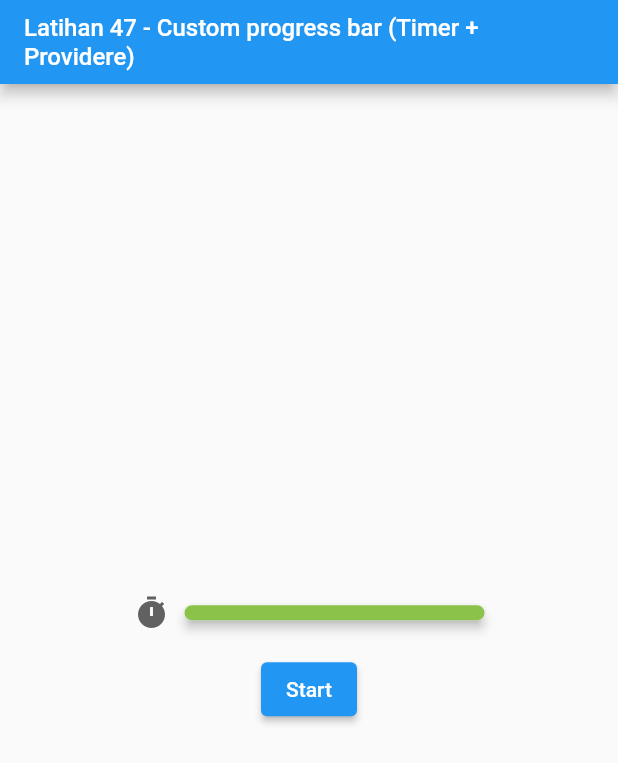
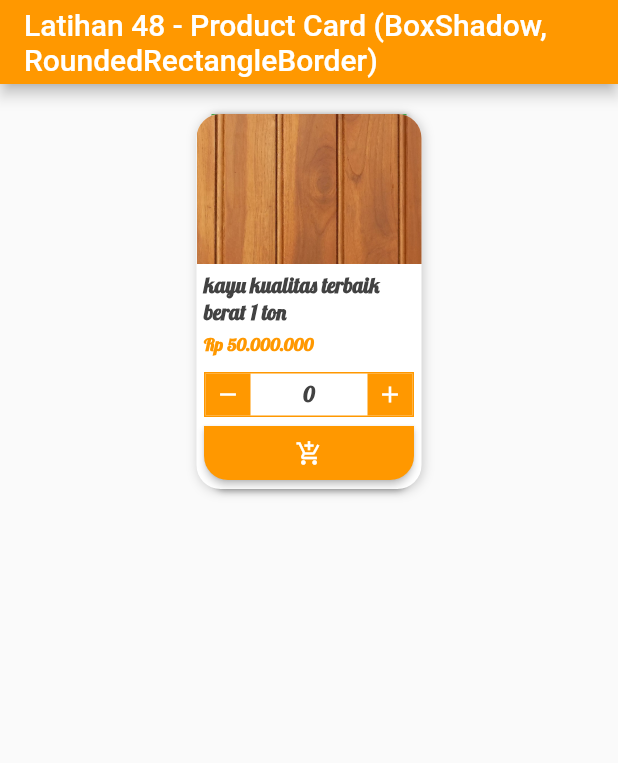
Before and after one commit to dodichakill/latihan_flutter_ku, a Flutter app: the screen it shows after launch, on a phone screen of 412 x 824 dp. Shown: the top 763 px of the screen. Run offline on Flutter 3.47's test engine with Material 2 defaults, Android fonts, the phone set to English and light mode, and no system bars.

Commit message:
Latihan 48 - Product Card (BoxShadow, RoundedRectangleBorder)

```diff
--- a/lib/main.dart
+++ b/lib/main.dart
@@ -1,8 +1,8 @@
-// Latihan 47 - Custom progress bar (Timer + Provider)
+// Latihan 48 - Product Card (BoxShadow, RoundedRectangleBorder)
 
-import 'dart:async';
+import 'package:flutter/material.dart';
 import 'package:provider/provider.dart';
-import 'package:flutter/material.dart';
+import 'package:latihan_flutter_ku/product_card.dart';
 
 void main() => runApp(MyApp());
 
@@ -10,47 +10,38 @@ class MyApp extends StatelessWidget {
   @override
   Widget build(BuildContext context) {
     return MaterialApp(
+      debugShowCheckedModeBanner: false,
       home: Scaffold(
         appBar: AppBar(
           title: Text(
-            'Latihan 47 - Custom progress bar (Timer + Providere)',
+            'Latihan 48 - Product Card (BoxShadow, RoundedRectangleBorder)',
             maxLines: 3,
-            style: TextStyle(
-              fontSize: 16,
-            ),
           ),
+          backgroundColor: firstColor,
         ),
-        body: Center(
-          child: ChangeNotifierProvider<TimeState>(
-            builder: (context) => TimeState(),
-            child: Column(
-              crossAxisAlignment: CrossAxisAlignment.center,
-              mainAxisAlignment: MainAxisAlignment.center,
-              children: [
-                Consumer<TimeState>(
-                  builder: (context, timeState, _) => CustomProgressBar(
-                    width: 200,
-                    value: timeState.time,
-                    // totalValue: 100,
-                    totalValue: 15, //karena mengikuti timenya
-                  ),
+        body: ChangeNotifierProvider<ProductState>(
+          builder: (context) => ProductState(),
+          child: Container(
+            margin: EdgeInsets.all(20),
+            child: Align(
+              alignment: Alignment.topCenter,
+              child: Consumer<ProductState>(
+                builder: (context, productState, _) => ProductCard(
+                  imgUrl: 'images/texture-kayu.jpg',
+                  name: 'kayu kualitas terbaik berat 1 ton',
+                  price: 'Rp 50.000.000',
+                  quantity: productState.quantity,
+                  notification:
+                      (productState.quantity > 5) ? 'Diskon 40%' : null,
+                  onAddCartTap: () {},
+                  onDecTap: () {
+                    productState.quantity--;
+                  },
+                  onIncTap: () {
+                    productState.quantity++;
+                  },
                 ),
-                SizedBox(
-                  height: 15,
-                ),
-                Consumer<TimeState>(
-                    builder: (context, timeState, _) => ElevatedButton(
-                        onPressed: () {
-                          Timer.periodic(Duration(seconds: 1), (timer) {
-                            if (timeState.time == 0) {
-                              timer.cancel();
-                            } else {
-                              timeState.time -= 1;
-                            }
-                          });
-                        },
-                        child: Text('Start')))
-              ],
+              ),
             ),
           ),
         ),
@@ -59,75 +50,15 @@ class MyApp extends StatelessWidget {
   }
 }
 
-class CustomProgressBar extends StatelessWidget {
-  final double width;
-  final int value;
-  final int totalValue;
-
-  CustomProgressBar({this.width, this.value, this.totalValue});
-
-  @override
-  Widget build(BuildContext context) {
-    double ratio = value / totalValue;
-
-    return Row(
-      mainAxisAlignment: MainAxisAlignment.center,
-      children: [
-        Icon(
-          Icons.timer,
-          color: Colors.grey[700],
-        ),
-        SizedBox(
-          width: 10,
-        ),
-        Stack(
-          children: [
-            Container(
-              width: width,
-              height: 10,
-              decoration: BoxDecoration(
-                  color: Colors.grey[200],
-                  borderRadius: BorderRadius.circular(5)),
-            ),
-            Material(
-              elevation: 3,
-              borderRadius: BorderRadius.circular(5),
-              child: AnimatedContainer(
-                height: 10,
-                width: width * ratio,
-                duration: Duration(milliseconds: 500),
-                decoration: BoxDecoration(
-                    color: (ratio < 0.3)
-                        ? Colors.red
-                        : (ratio < 0.6)
-                            ? Colors.orange
-                            : (ratio < 0.8)
-                                ? Colors.yellow
-                                : (ratio == 100)
-                                    ? Colors.green[900]
-                                    : Colors.lightGreen,
-                    borderRadius: BorderRadius.circular(5)),
-              ),
-            )
-          ],
-        )
-      ],
-    );
-  }
-}
-
-class TimeState with ChangeNotifier {
-  int _time = 15; //waktunya 15 detik
-
-  int get time => _time;
-  set time(int newTime) {
-    _time = newTime;
+class ProductState with ChangeNotifier {
+  int _quantity = 0;
+  int get quantity => _quantity;
+  set quantity(int newValue) {
+    _quantity = newValue;
     notifyListeners();
   }
 }
-
-
 // penjelasan singkat
 // ----------------
-// di materi kali ini kita menerapkan implementasi dari timer dan provider
+// di materi kali ini kita menerapkan BoxShadow
 // jika kita gagal merun project ini itu karena flutter sdk kita menggunakan versi 2.x.x untuk mengatasinya bisa di downgrade ke flutter 1.x.x
--- /dev/null
+++ b/lib/product_card.dart
@@ -0,0 +1,172 @@
+import 'package:flutter/material.dart';
+
+const Color firstColor = Colors.orange;
+const Color secondColor = Colors.green;
+
+class ProductCard extends StatelessWidget {
+  final String imgUrl;
+  final String name;
+  final String price;
+  final String notification;
+  final Function onAddCartTap;
+  final Function onIncTap;
+  final Function onDecTap;
+  final int quantity;
+
+  final TextStyle textStyle = TextStyle(
+      fontFamily: 'Lobster',
+      fontSize: 14,
+      fontWeight: FontWeight.bold,
+      color: Colors.grey[800]);
+
+  ProductCard({
+    this.imgUrl = '',
+    this.name = '',
+    this.price = '',
+    this.quantity = 0,
+    this.onAddCartTap,
+    this.onIncTap,
+    this.notification,
+    this.onDecTap,
+  });
+  @override
+  Widget build(BuildContext context) {
+    return Stack(children: [
+      AnimatedContainer(
+        padding: EdgeInsets.all(5),
+        margin: EdgeInsets.only(left: 10, right: 10),
+        duration: Duration(milliseconds: 300),
+        width: 130,
+        height: (notification != null) ? 270 : 250,
+        decoration: BoxDecoration(
+            boxShadow: [
+              BoxShadow(
+                  blurRadius: 3,
+                  offset: Offset(1, 1),
+                  color: Colors.black.withOpacity(0.3))
+            ],
+            borderRadius: BorderRadius.only(
+              bottomLeft: Radius.circular(8),
+              bottomRight: Radius.circular(8),
+            ),
+            color: secondColor),
+        child: Align(
+          alignment: Alignment.bottomCenter,
+          child: Text(
+            (notification != null) ? notification : '',
+            style: textStyle.copyWith(color: Colors.white, fontSize: 12),
+          ),
+        ),
+      ),
+      Container(
+        width: 150,
+        height: 250,
+        decoration: BoxDecoration(
+            color: Colors.white,
+            borderRadius: BorderRadius.circular(16),
+            boxShadow: [
+              BoxShadow(
+                  color: Colors.black.withOpacity(0.2),
+                  blurRadius: 6,
+                  offset: Offset(1, 1))
+            ]),
+        child: Column(
+          mainAxisAlignment: MainAxisAlignment.spaceBetween,
+          children: [
+            Column(
+              crossAxisAlignment: CrossAxisAlignment.start,
+              children: [
+                Container(
+                  width: 150,
+                  height: 100,
+                  decoration: BoxDecoration(
+                      borderRadius: BorderRadius.only(
+                          topLeft: Radius.circular(16),
+                          topRight: Radius.circular(16)),
+                      image: DecorationImage(
+                          image: AssetImage(imgUrl), fit: BoxFit.cover)),
+                ),
+                Container(
+                  margin: EdgeInsets.all(5),
+                  child: Text(
+                    name,
+                    style: textStyle,
+                    maxLines: 2,
+                  ),
+                ),
+                Container(
+                  margin: EdgeInsets.fromLTRB(5, 0, 5, 0),
+                  child: Text(
+                    price,
+                    style: textStyle.copyWith(
+                        fontSize: 12,
+                        color:
+                            firstColor), //copywith berguna untuk mengcopy dan mengubah beberapa elemen dari objek yang bersangkutan
+                  ),
+                ),
+              ],
+            ),
+            Column(
+              children: [
+                Container(
+                  width: 140,
+                  height: 30,
+                  child: Row(
+                    mainAxisAlignment: MainAxisAlignment.spaceBetween,
+                    children: [
+                      GestureDetector(
+                        onTap: onDecTap,
+                        child: Container(
+                          width: 30,
+                          height: 30,
+                          color: firstColor,
+                          child: Icon(
+                            Icons.remove,
+                            size: 18,
+                            color: Colors.white,
+                          ),
+                        ),
+                      ),
+                      Text(quantity.toString(), style: textStyle),
+                      GestureDetector(
+                        onTap: onIncTap,
+                        child: Container(
+                          width: 30,
+                          height: 30,
+                          color: firstColor,
+                          child: Icon(
+                            Icons.add,
+                            size: 18,
+                            color: Colors.white,
+                          ),
+                        ),
+                      ),
+                    ],
+                  ),
+                  decoration:
+                      BoxDecoration(border: Border.all(color: firstColor)),
+                ),
+                SizedBox(
+                  width: 140,
+                  child: RaisedButton(
+                    onPressed: onAddCartTap,
+                    color: firstColor,
+                    child: Icon(
+                      Icons.add_shopping_cart,
+                      size: 18,
+                      color: Colors.white,
+                    ),
+                    shape: RoundedRectangleBorder(
+                        borderRadius: BorderRadius.only(
+                            bottomLeft: Radius.circular(16),
+                            bottomRight: Radius.circular(16))),
+                  ),
+                )
+              ],
+            )
+          ],
+        ),
+      )
+    ]);
+  }
+}
```
Also changed, not shown: pubspec.yaml (+4 -4 lines).
